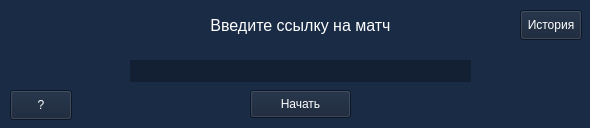
The window that qt/uis/first_window.ui (CodderLord/CS_GO_analythics) describes before a commit, drawn with Qt 5.
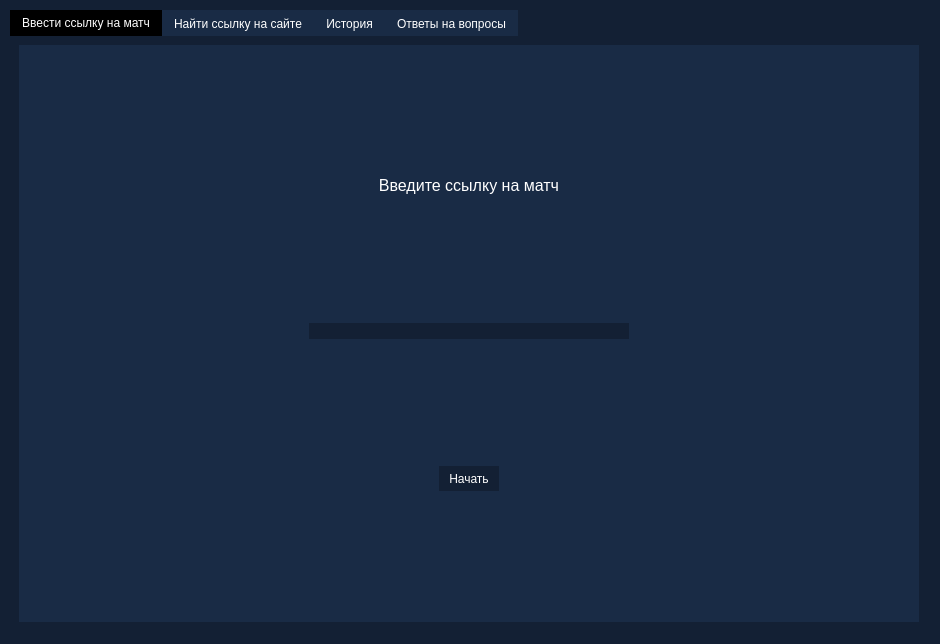
The same window after the commit.

Patch:
```diff
--- a/qt/uis/first_window.ui
+++ b/qt/uis/first_window.ui
@@ -6,134 +6,317 @@
    <rect>
     <x>0</x>
     <y>0</y>
-    <width>590</width>
-    <height>128</height>
+    <width>940</width>
+    <height>644</height>
    </rect>
   </property>
   <property name="minimumSize">
    <size>
-    <width>589</width>
-    <height>128</height>
+    <width>940</width>
+    <height>644</height>
    </size>
   </property>
   <property name="maximumSize">
    <size>
-    <width>590</width>
-    <height>159</height>
+    <width>940</width>
+    <height>644</height>
    </size>
   </property>
   <property name="windowTitle">
    <string>Form</string>
   </property>
   <property name="styleSheet">
-   <string notr="true">background-color: rgb(25, 43, 69);</string>
+   <string notr="true">background-color: rgb(19, 32, 52);</string>
   </property>
-  <widget class="QLineEdit" name="input_link">
+  <widget class="QLabel" name="first_movie">
    <property name="geometry">
     <rect>
-     <x>130</x>
-     <y>60</y>
-     <width>341</width>
-     <height>22</height>
+     <x>0</x>
+     <y>0</y>
+     <width>480</width>
+     <height>270</height>
     </rect>
    </property>
-   <property name="styleSheet">
-    <string notr="true">background-color: rgb(19, 32, 52);
-color: rgb(255, 255, 255);
-border:rgb(19, 32, 52);</string>
+   <property name="text">
+    <string/>
    </property>
   </widget>
-  <widget class="QLabel" name="label">
+  <widget class="QLabel" name="second_movie">
    <property name="geometry">
     <rect>
-     <x>170</x>
-     <y>10</y>
-     <width>261</width>
-     <height>31</height>
+     <x>480</x>
+     <y>0</y>
+     <width>480</width>
+     <height>270</height>
     </rect>
    </property>
-   <property name="styleSheet">
-    <string notr="true">color: rgb(255, 255, 255);</string>
-   </property>
    <property name="text">
-    <string>&lt;html&gt;&lt;head/&gt;&lt;body&gt;&lt;p align=&quot;center&quot;&gt;&lt;span style=&quot; font-size:12pt;&quot;&gt;Введите ссылку на матч&lt;/span&gt;&lt;/p&gt;&lt;/body&gt;&lt;/html&gt;</string>
+    <string/>
    </property>
   </widget>
-  <widget class="QPushButton" name="next_button">
+  <widget class="QLabel" name="third_movie">
    <property name="geometry">
     <rect>
-     <x>250</x>
-     <y>90</y>
-     <width>101</width>
-     <height>28</height>
+     <x>0</x>
+     <y>270</y>
+     <width>480</width>
+     <height>270</height>
     </rect>
    </property>
-   <property name="styleSheet">
-    <string notr="true">color: rgb(255, 255, 255);
-background-color: rgb(19, 32, 52);</string>
+   <property name="text">
+    <string/>
    </property>
+  </widget>
+  <widget class="QLabel" name="four_movie">
+   <property name="geometry">
+    <rect>
+     <x>480</x>
+     <y>270</y>
+     <width>480</width>
+     <height>270</height>
+    </rect>
+   </property>
    <property name="text">
-    <string>Начать</string>
+    <string/>
    </property>
   </widget>
-  <widget class="QPushButton" name="quest_button">
+  <widget class="QTabWidget" name="tabWidgets">
    <property name="geometry">
     <rect>
      <x>10</x>
-     <y>90</y>
-     <width>62</width>
-     <height>30</height>
-    </rect>
-   </property>
-   <property name="minimumSize">
-    <size>
-     <width>62</width>
-     <height>30</height>
-    </size>
-   </property>
-   <property name="maximumSize">
-    <size>
-     <width>62</width>
-     <height>30</height>
-    </size>
-   </property>
-   <property name="styleSheet">
-    <string notr="true">background-color: rgb(19, 32, 52);
-color: rgb(255, 255, 255);</string>
-   </property>
-   <property name="text">
-    <string>?</string>
-   </property>
-  </widget>
-  <widget class="QPushButton" name="history_button">
-   <property name="geometry">
-    <rect>
-     <x>520</x>
      <y>10</y>
-     <width>62</width>
-     <height>30</height>
+     <width>918</width>
+     <height>621</height>
     </rect>
    </property>
    <property name="minimumSize">
     <size>
-     <width>62</width>
-     <height>30</height>
+     <width>918</width>
+     <height>269</height>
     </size>
    </property>
    <property name="maximumSize">
     <size>
-     <width>62</width>
-     <height>30</height>
+     <width>918</width>
+     <height>16777215</height>
     </size>
    </property>
    <property name="styleSheet">
-    <string notr="true">color: rgb(255, 255, 255);
+    <string notr="true">QTabWidget::pane
+{
+border: 1px;
+border-color: rgb(19, 32, 52);
+}
+
+QTabBar::tab
+{
+background: rgb(25, 43, 69);
+color: rgb(255, 255, 255);
+}
+
+QTabBar::tab:selected
+{
+background: rgb(0, 0, 0);
+color: rgb(255, 255, 255);
+}
+
+QTabBar::tab:hover
+{
+background: rgb(19, 32, 52);
+color: rgb(255, 255, 255);
+}</string>
+   </property>
+   <property name="currentIndex">
+    <number>0</number>
+   </property>
+   <widget class="QWidget" name="base_tab">
+    <attribute name="title">
+     <string>Ввести ссылку на матч</string>
+    </attribute>
+    <layout class="QGridLayout" name="gridLayout">
+     <item row="0" column="0">
+      <widget class="QGroupBox" name="groupBox_input">
+       <property name="styleSheet">
+        <string notr="true">background-color: rgb(25, 43, 69);
+border: 1px;</string>
+       </property>
+       <property name="title">
+        <string/>
+       </property>
+       <layout class="QGridLayout" name="gridLayout_2">
+        <item row="2" column="0">
+         <widget class="QLabel" name="label">
+          <property name="styleSheet">
+           <string notr="true">color: rgb(255, 255, 255);</string>
+          </property>
+          <property name="text">
+           <string>&lt;html&gt;&lt;head/&gt;&lt;body&gt;&lt;p align=&quot;center&quot;&gt;&lt;span style=&quot; font-size:12pt;&quot;&gt;Введите ссылку на матч&lt;/span&gt;&lt;/p&gt;&lt;/body&gt;&lt;/html&gt;</string>
+          </property>
+         </widget>
+        </item>
+        <item row="5" column="0">
+         <spacer name="verticalSpacer">
+          <property name="orientation">
+           <enum>Qt::Vertical</enum>
+          </property>
+          <property name="sizeHint" stdset="0">
+           <size>
+            <width>20</width>
+            <height>40</height>
+           </size>
+          </property>
+         </spacer>
+        </item>
+        <item row="7" column="0">
+         <spacer name="verticalSpacer_2">
+          <property name="orientation">
+           <enum>Qt::Vertical</enum>
+          </property>
+          <property name="sizeHint" stdset="0">
+           <size>
+            <width>20</width>
+            <height>40</height>
+           </size>
+          </property>
+         </spacer>
+        </item>
+        <item row="0" column="0">
+         <spacer name="verticalSpacer_4">
+          <property name="orientation">
+           <enum>Qt::Vertical</enum>
+          </property>
+          <property name="sizeHint" stdset="0">
+           <size>
+            <width>20</width>
+            <height>40</height>
+           </size>
+          </property>
+         </spacer>
+        </item>
+        <item row="3" column="0">
+         <spacer name="verticalSpacer_3">
+          <property name="orientation">
+           <enum>Qt::Vertical</enum>
+          </property>
+          <property name="sizeHint" stdset="0">
+           <size>
+            <width>20</width>
+            <height>40</height>
+           </size>
+          </property>
+         </spacer>
+        </item>
+        <item row="4" column="0" alignment="Qt::AlignHCenter">
+         <widget class="QLineEdit" name="input_link">
+          <property name="minimumSize">
+           <size>
+            <width>320</width>
+            <height>0</height>
+           </size>
+          </property>
+          <property name="styleSheet">
+           <string notr="true">background-color: rgb(19, 32, 52);
+color: rgb(255, 255, 255);
+border:rgb(19, 32, 52);</string>
+          </property>
+         </widget>
+        </item>
+        <item row="6" column="0" alignment="Qt::AlignHCenter">
+         <widget class="QPushButton" name="next_button">
+          <property name="minimumSize">
+           <size>
+            <width>60</width>
+            <height>25</height>
+           </size>
+          </property>
+          <property name="styleSheet">
+           <string notr="true">color: rgb(255, 255, 255);
 background-color: rgb(19, 32, 52);</string>
+          </property>
+          <property name="text">
+           <string>Начать</string>
+          </property>
+         </widget>
+        </item>
+       </layout>
+      </widget>
+     </item>
+    </layout>
+   </widget>
+   <widget class="QWidget" name="link_tab">
+    <attribute name="title">
+     <string>Найти ссылку на сайте</string>
+    </attribute>
+    <layout class="QGridLayout" name="gridLayout_5">
+     <item row="0" column="0">
+      <widget class="QGroupBox" name="groupBox_2">
+       <property name="styleSheet">
+        <string notr="true">background-color: rgb(25, 43, 69);
+border: 1px;</string>
+       </property>
+       <property name="title">
+        <string/>
+       </property>
+      </widget>
+     </item>
+    </layout>
+   </widget>
+   <widget class="QWidget" name="history_tab">
+    <attribute name="title">
+     <string>История</string>
+    </attribute>
+    <layout class="QGridLayout" name="gridLayout_6">
+     <item row="0" column="0">
+      <widget class="QGroupBox" name="groupBox_3">
+       <property name="styleSheet">
+        <string notr="true">background-color: rgb(25, 43, 69);
+border: 1px;</string>
+       </property>
+       <property name="title">
+        <string/>
+       </property>
+      </widget>
+     </item>
+    </layout>
+   </widget>
+   <widget class="QWidget" name="quest_tab">
+    <attribute name="title">
+     <string>Ответы на вопросы</string>
+    </attribute>
+    <layout class="QGridLayout" name="gridLayout_7">
+     <item row="0" column="0">
+      <widget class="QGroupBox" name="groupBox_4">
+       <property name="styleSheet">
+        <string notr="true">background-color: rgb(25, 43, 69);
+border: 1px;</string>
+       </property>
+       <property name="title">
+        <string/>
+       </property>
+      </widget>
+     </item>
+    </layout>
+   </widget>
+  </widget>
+  <widget class="QLabel" name="help_label">
+   <property name="geometry">
+    <rect>
+     <x>0</x>
+     <y>0</y>
+     <width>951</width>
+     <height>641</height>
+    </rect>
    </property>
    <property name="text">
-    <string>История</string>
+    <string/>
    </property>
   </widget>
+  <zorder>third_movie</zorder>
+  <zorder>second_movie</zorder>
+  <zorder>four_movie</zorder>
+  <zorder>first_movie</zorder>
+  <zorder>help_label</zorder>
+  <zorder>tabWidgets</zorder>
  </widget>
  <resources/>
  <connections/>
```
